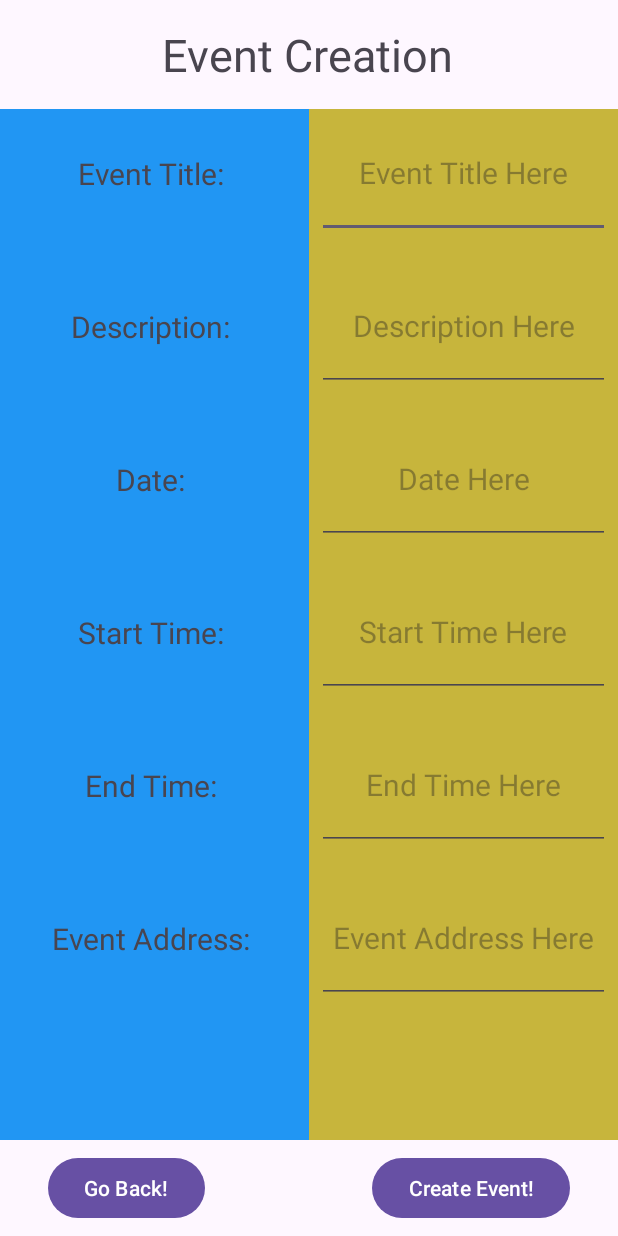
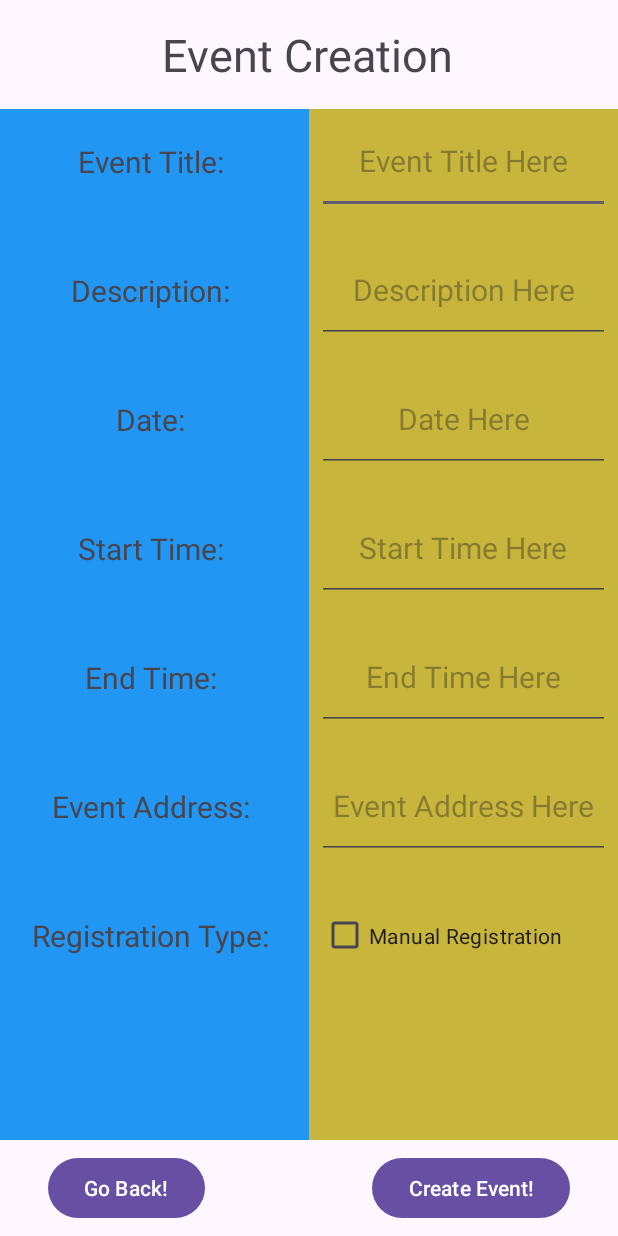
Before and after one commit to uOttawaSEG/Event-Attendance-Management-System-EAMS-App, an Android app: the EventRegistrationPage screen opened directly, with no data from a screen before it, after a tap on "Create Event!", on a phone screen of 412 x 824 dp. Run offline under Robolectric (Android 15) with nearby library versions, the phone set to English and light mode, and no system bars.

Commit message:
More progress on delivrable 3

```diff
--- a/app/src/main/AndroidManifest.xml
+++ b/app/src/main/AndroidManifest.xml
@@ -28,9 +28,6 @@
             android:name=".AdminRejectedUsersPage"
             android:exported="false" />
         <activity
-            android:name=".admin_rejected_users_page"
-            android:exported="false" />
-        <activity
             android:name=".AdminPendingUsersPage"
             android:exported="false" />
         <activity
--- a/app/src/main/java/com/example/user_interface_login_page/EventRegistrationPage.java
+++ b/app/src/main/java/com/example/user_interface_login_page/EventRegistrationPage.java
@@ -1,15 +1,26 @@
 package com.example.user_interface_login_page;
 
+import android.content.Intent;
 import android.os.Bundle;
+import android.view.View;
+import android.widget.AdapterView;
+import android.widget.ArrayAdapter;
+import android.widget.AutoCompleteTextView;
 import android.widget.Button;
+import android.widget.CheckBox;
 import android.widget.EditText;
+
+import java.sql.Time;
 import java.util.Calendar;
+import java.util.Date;
 
 import androidx.activity.EdgeToEdge;
 import androidx.appcompat.app.AppCompatActivity;
 import androidx.core.graphics.Insets;
 import androidx.core.view.ViewCompat;
 import androidx.core.view.WindowInsetsCompat;
+import android.app.DatePickerDialog;
+import android.app.TimePickerDialog;
 
 public class EventRegistrationPage extends AppCompatActivity {
 
@@ -21,6 +32,16 @@ public class EventRegistrationPage extends AppCompatActivity {
     private EditText startTimeET;
     private EditText endTimeET;
     private EditText eventAddressET;
+    private CheckBox checkBoxAutomatic;
+    private CheckBox checkBoxManual;
+
+
+    private Calendar calendar = Calendar.getInstance();
+    private Date date;
+    private Time startTime;
+    private Time endTime;
+    private Boolean autoRegistration;
+
 
     @Override
     protected void onCreate(Bundle savedInstanceState) {
@@ -40,22 +61,34 @@ public class EventRegistrationPage extends AppCompatActivity {
     private void SetOnClickListeners() {
        this.backButtonEvent.setOnClickListener( v -> {
            //Create intent to go back to Organizer login page
+           Intent intent = new Intent(EventRegistrationPage.this, OrganizerWelcomePage.class);
+           startActivity(intent);
        });
 
        this.createButtonEvent.setOnClickListener( v -> {
            //Create intent to go back to organizer registration page, however, first validate all entered fields
+           String eventTitle = this.eventTitleET.getText().toString();
+           String description = this.descriptionET.getText().toString();
+           Date date = this.date;
+           Time startTime = this.startTime;
+           Time endTime = this.endTime;
+           String address = this.eventAddressET.getText().toString();
+           Boolean registrationType = this.checkBoxManual.isChecked();
        });
 
        this.dateET.setOnClickListener( v -> {
            //Pull up calendar and get date. Afterwards, place date into dateET textview
+           selectDate();
        });
 
        this.startTimeET.setOnClickListener( v -> {
            //Pull up clock and get time. Afterwards, place date into startTimeET textview
+           selectTime(true);
        });
 
        this.endTimeET.setOnClickListener( v -> {
            //Pull up clock and get time. Afterwards, place date into endTimeET textview
+           selectTime(false);
        });
     }
 
@@ -68,7 +101,40 @@ public class EventRegistrationPage extends AppCompatActivity {
         this.startTimeET = findViewById(R.id.startTimeET);
         this.endTimeET = findViewById(R.id.endTimeET);
         this.eventAddressET = findViewById(R.id.eventAddressET);
+        this.checkBoxManual = findViewById(R.id.checkBoxManual);
     }
 
+    private void selectDate() {
+        int year = calendar.get(Calendar.YEAR);
+        int month = calendar.get(Calendar.MONTH);
+        int day = calendar.get(Calendar.DAY_OF_MONTH);
 
+        DatePickerDialog datePickerDialog = new DatePickerDialog(this, (view, year1, month1, dayOfMonth) -> {
+            calendar.set(year1, month1, dayOfMonth);
+            dateET.setText(dayOfMonth + "/" + (month1 + 1) + "/" + year1);
+            this.date = calendar.getTime();
+        }, year, month, day);
+        datePickerDialog.show();
+    }
+
+    private void selectTime(boolean typeOfTime) {
+        int hour = calendar.get(Calendar.HOUR_OF_DAY);
+        int minute = calendar.get(Calendar.MINUTE);
+        minute = (minute / 30) * 30;  // Round to nearest 30 minutes
+
+        TimePickerDialog timePickerDialog = new TimePickerDialog(this, (view, hourOfDay, minute1) -> {
+            int roundedMinute = (minute1 < 30) ? 0 : 30;  // Set to nearest 30-minute interval
+            calendar.set(Calendar.HOUR_OF_DAY, hourOfDay);
+            calendar.set(Calendar.MINUTE, roundedMinute);
+            if (typeOfTime) {
+                startTimeET.setText(hourOfDay + ":" + String.format("%02d", roundedMinute));
+                this.startTime = (Time) calendar.getTime();
+            }
+            else {
+                endTimeET.setText(hourOfDay + ":" + String.format("%02d", roundedMinute));
+                this.endTime = (Time) calendar.getTime();
+            }
+        }, hour, minute, true);
+        timePickerDialog.show();
+    }
 }
--- a/app/src/main/java/com/example/user_interface_login_page/OrganizerWelcomePage.java
+++ b/app/src/main/java/com/example/user_interface_login_page/OrganizerWelcomePage.java
@@ -1,5 +1,6 @@
 package com.example.user_interface_login_page;
 
+import android.content.Intent;
 import android.os.Bundle;
 import android.widget.Button;
 
@@ -31,7 +32,8 @@ public class OrganizerWelcomePage extends AppCompatActivity {
 
     private void setOnclickListeners() {
         this.buttonCreateEvent.setOnClickListener( v -> {
-            //Create intent for event creation page
+            Intent intent = new Intent(OrganizerWelcomePage.this, EventRegistrationPage.class);
+            startActivity(intent);
         });
 
         this.buttonUpcomingEvents.setOnClickListener( v -> {
--- a/app/src/main/res/layout/activity_event_registration_page.xml
+++ b/app/src/main/res/layout/activity_event_registration_page.xml
@@ -40,7 +40,7 @@
         <TextView
             android:id="@+id/eventTitleText"
             android:layout_width="match_parent"
-            android:layout_height="@dimen/default_read_and_edit_text_height"
+            android:layout_height="70sp"
             android:gravity="center"
             android:text="Event Title: "
             android:textSize="20sp" />
@@ -48,7 +48,7 @@
         <TextView
             android:id="@+id/descriptionText"
             android:layout_width="match_parent"
-            android:layout_height="@dimen/default_read_and_edit_text_height"
+            android:layout_height="70sp"
             android:layout_marginTop="@dimen/default_top_margin"
             android:gravity="center"
             android:text="Description: "
@@ -57,7 +57,7 @@
         <TextView
             android:id="@+id/dateText"
             android:layout_width="match_parent"
-            android:layout_height="@dimen/default_read_and_edit_text_height"
+            android:layout_height="70sp"
             android:layout_marginTop="@dimen/default_top_margin"
             android:gravity="center"
             android:text="Date: "
@@ -66,7 +66,7 @@
         <TextView
             android:id="@+id/startTimeText"
             android:layout_width="match_parent"
-            android:layout_height="@dimen/default_read_and_edit_text_height"
+            android:layout_height="70sp"
             android:layout_marginTop="@dimen/default_top_margin"
             android:gravity="center"
             android:text="Start Time: "
@@ -75,7 +75,7 @@
         <TextView
             android:id="@+id/endTimeText"
             android:layout_width="match_parent"
-            android:layout_height="@dimen/default_read_and_edit_text_height"
+            android:layout_height="70sp"
             android:layout_marginTop="@dimen/default_top_margin"
             android:gravity="center"
             android:text="End Time: "
@@ -84,10 +84,19 @@
         <TextView
             android:id="@+id/eventAddressText"
             android:layout_width="match_parent"
-            android:layout_height="@dimen/default_read_and_edit_text_height"
+            android:layout_height="70sp"
             android:layout_marginTop="@dimen/default_top_margin"
             android:gravity="center"
             android:text="Event Address: "
+            android:textSize="20sp" />
+
+        <TextView
+            android:id="@+id/eventRegistrationType"
+            android:layout_width="match_parent"
+            android:layout_height="70sp"
+            android:layout_marginTop="@dimen/default_top_margin"
+            android:gravity="center"
+            android:text="Registration Type: "
             android:textSize="20sp" />
     </LinearLayout>
 
@@ -111,7 +120,7 @@
         <EditText
             android:id="@+id/eventTitleET"
             android:layout_width="match_parent"
-            android:layout_height="@dimen/default_read_and_edit_text_height"
+            android:layout_height="70sp"
             android:layout_marginHorizontal="@dimen/default_margin_sign_up_fields"
             android:ems="10"
             android:gravity="center"
@@ -122,7 +131,7 @@
         <EditText
             android:id="@+id/descriptionET"
             android:layout_width="match_parent"
-            android:layout_height="@dimen/default_read_and_edit_text_height"
+            android:layout_height="70sp"
             android:layout_marginHorizontal="@dimen/default_margin_sign_up_fields"
             android:layout_marginTop="@dimen/default_top_margin"
             android:ems="10"
@@ -134,7 +143,7 @@
         <EditText
             android:id="@+id/dateET"
             android:layout_width="match_parent"
-            android:layout_height="@dimen/default_read_and_edit_text_height"
+            android:layout_height="70sp"
             android:layout_marginHorizontal="@dimen/default_margin_sign_up_fields"
             android:layout_marginTop="@dimen/default_top_margin"
             android:ems="10"
@@ -146,7 +155,7 @@
         <EditText
             android:id="@+id/startTimeET"
             android:layout_width="match_parent"
-            android:layout_height="@dimen/default_read_and_edit_text_height"
+            android:layout_height="70sp"
             android:layout_marginHorizontal="@dimen/default_margin_sign_up_fields"
             android:layout_marginTop="@dimen/default_top_margin"
             android:ems="10"
@@ -158,7 +167,7 @@
         <EditText
             android:id="@+id/endTimeET"
             android:layout_width="match_parent"
-            android:layout_height="@dimen/default_read_and_edit_text_height"
+            android:layout_height="70sp"
             android:layout_marginHorizontal="@dimen/default_margin_sign_up_fields"
             android:layout_marginTop="@dimen/default_top_margin"
             android:ems="10"
@@ -170,7 +179,7 @@
         <EditText
             android:id="@+id/eventAddressET"
             android:layout_width="match_parent"
-            android:layout_height="@dimen/default_read_and_edit_text_height"
+            android:layout_height="70sp"
             android:layout_marginHorizontal="@dimen/default_margin_sign_up_fields"
             android:layout_marginTop="@dimen/default_top_margin"
             android:ems="10"
@@ -178,6 +187,27 @@
             android:hint="Event Address Here"
             android:inputType="text"
             android:textSize="20sp" />
+
+        <CheckBox
+            android:id="@+id/checkBoxManual"
+            android:layout_width="match_parent"
+            android:layout_height="70sp"
+            android:layout_marginTop="@dimen/default_top_margin"
+            android:layout_marginStart="8sp"
+            android:text="Manual Registration" />
+
+        <!--        <AutoCompleteTextView-->
+<!--            android:id="@+id/eventRegistrationTypeACTV"-->
+<!--            android:layout_width="match_parent"-->
+<!--            android:layout_height="70sp"-->
+<!--            android:layout_marginHorizontal="@dimen/default_margin_sign_up_fields"-->
+<!--            android:layout_marginTop="@dimen/default_top_margin"-->
+<!--            android:ems="10"-->
+<!--            android:gravity="center"-->
+<!--            android:hint="Registr. Type Here"-->
+<!--            android:inputType="text"-->
+<!--            android:textSize="20sp" />-->
+
     </LinearLayout>
 
     <Button
--- a/app/src/main/res/layout/activity_organizer_welcome_page.xml
+++ b/app/src/main/res/layout/activity_organizer_welcome_page.xml
@@ -1,4 +1,3 @@
-<?xml version="1.0" encoding="utf-8"?>
 <?xml version="1.0" encoding="utf-8"?>
 <androidx.constraintlayout.widget.ConstraintLayout xmlns:android="http://schemas.android.com/apk/res/android"
     xmlns:app="http://schemas.android.com/apk/res-auto"
```
Also changed, not shown: app/src/main/java/com/example/user_interface_login_page/Event.java (+33 -1 lines), app/src/main/java/com/example/user_interface_login_page/InitialPage.java (+7 -3 lines), app/src/main/java/com/example/user_interface_login_page/Validator.java (+12 -0 lines).
